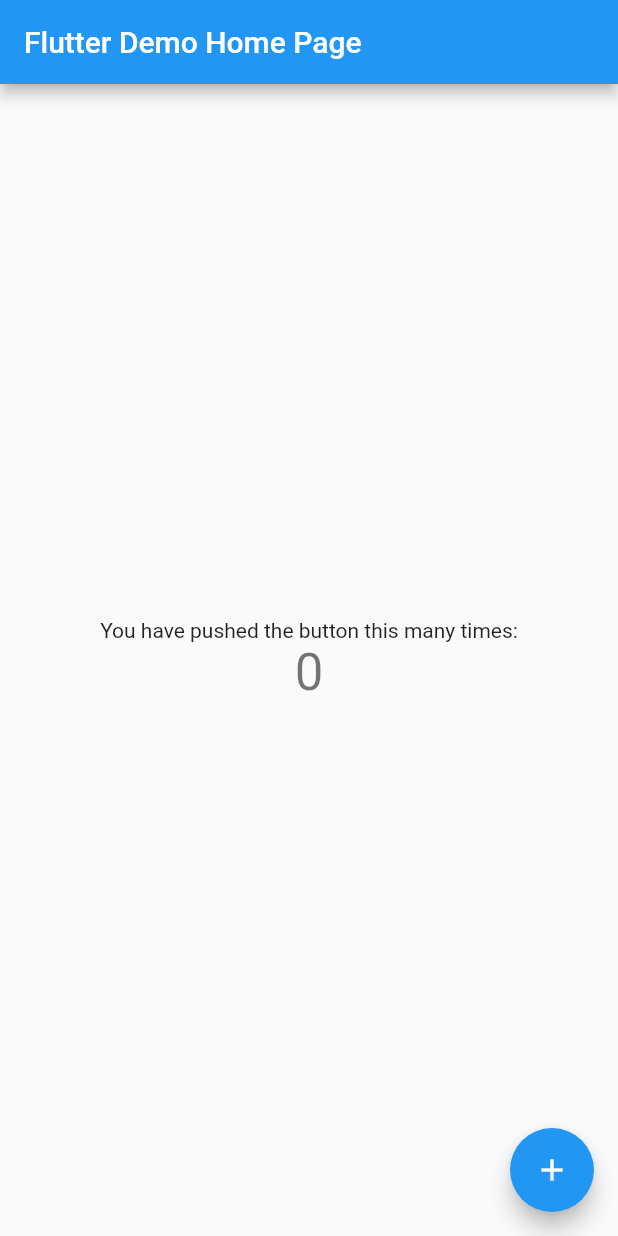
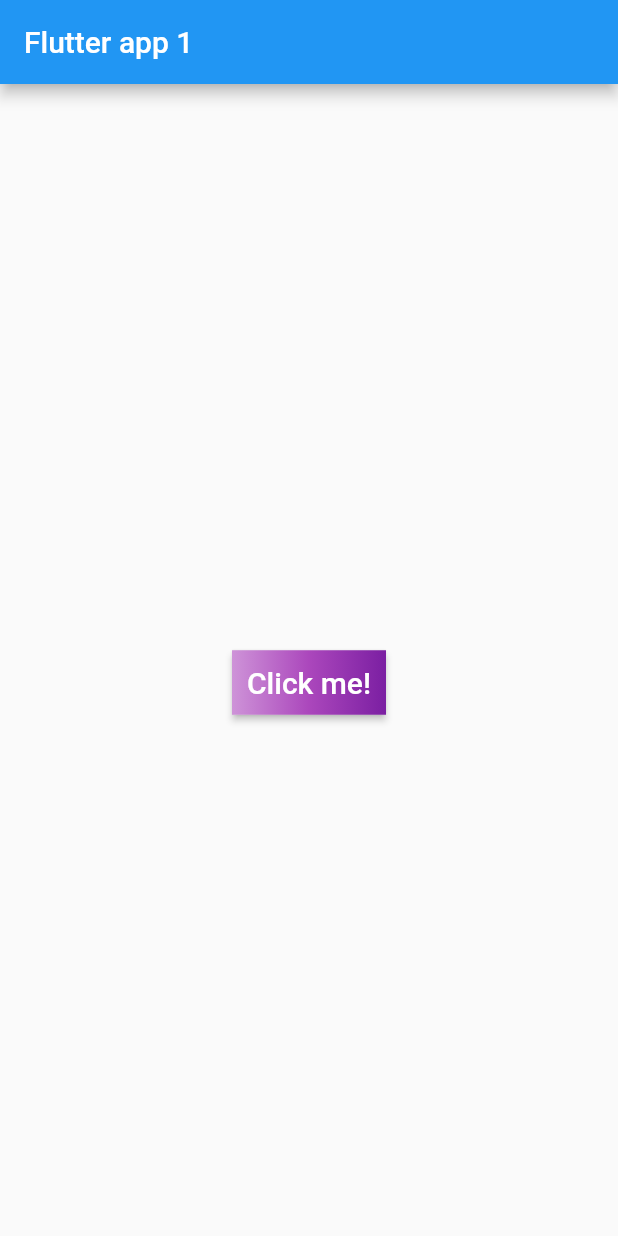
Before and after one commit to Papad-404/flutter1, a Flutter app: the screen it shows after launch, on a phone screen of 412 x 824 dp. Run offline on Flutter 3.47's test engine with Material 2 defaults, Android fonts, the phone set to English and light mode, and no system bars.

Commit message:
coba button

```diff
--- a/flutter1/lib/main.dart
+++ b/flutter1/lib/main.dart
@@ -9,109 +9,49 @@ class MyApp extends StatelessWidget {
   @override
   Widget build(BuildContext context) {
     return MaterialApp(
-      title: 'Flutter Demo',
-      theme: ThemeData(
-        // This is the theme of your application.
-        //
-        // Try running your application with "flutter run". You'll see the
-        // application has a blue toolbar. Then, without quitting the app, try
-        // changing the primarySwatch below to Colors.green and then invoke
-        // "hot reload" (press "r" in the console where you ran "flutter run",
-        // or simply save your changes to "hot reload" in a Flutter IDE).
-        // Notice that the counter didn't reset back to zero; the application
-        // is not restarted.
-        primarySwatch: Colors.blue,
-        // This makes the visual density adapt to the platform that you run
-        // the app on. For desktop platforms, the controls will be smaller and
-        // closer together (more dense) than on mobile platforms.
-        visualDensity: VisualDensity.adaptivePlatformDensity,
+        title: 'Flutter Demo',
+        theme: ThemeData(
+          primarySwatch: Colors.blue,
+          visualDensity: VisualDensity.adaptivePlatformDensity,
+        ),
+        home: Scaffold(
+          appBar: AppBar(title: const Text('Flutter app 1')),
+          body: MystatelessWidget(
+            key: key,
+          ),
+        ));
+  }
+}
+
+class MystatelessWidget extends StatelessWidget {
+  MystatelessWidget({Key key}) : super(key: key);
+
+  @override
+  Widget build(BuildContext context) {
+    return Center(
+      child: Column(
+        mainAxisSize: MainAxisSize.min,
+        children: <Widget>[
+          const SizedBox(height: 30),
+          RaisedButton(
+            onPressed: () {},
+            textColor: Colors.white,
+            padding: const EdgeInsets.all(0.0),
+            child: Container(
+                decoration: const BoxDecoration(
+                  gradient: LinearGradient(
+                    colors: <Color>[
+                      Color(0xFFCE93D8),
+                      Color(0xFFAB47BC),
+                      Color(0xFF7B1FA2),
+                    ],
+                  ),
+                ),
+                padding: const EdgeInsets.all(10.0),
+                child: const Text('Click me!', style: TextStyle(fontSize: 20))),
+          )
+        ],
       ),
-      home: MyHomePage(title: 'Flutter Demo Home Page'),
     );
   }
 }
-
-class MyHomePage extends StatefulWidget {
-  MyHomePage({Key key, this.title}) : super(key: key);
-
-  // This widget is the home page of your application. It is stateful, meaning
-  // that it has a State object (defined below) that contains fields that affect
-  // how it looks.
-
-  // This class is the configuration for the state. It holds the values (in this
-  // case the title) provided by the parent (in this case the App widget) and
-  // used by the build method of the State. Fields in a Widget subclass are
-  // always marked "final".
-
-  final String title;
-
-  @override
-  _MyHomePageState createState() => _MyHomePageState();
-}
-
-class _MyHomePageState extends State<MyHomePage> {
-  int _counter = 0;
-
-  void _incrementCounter() {
-    setState(() {
-      // This call to setState tells the Flutter framework that something has
-      // changed in this State, which causes it to rerun the build method below
-      // so that the display can reflect the updated values. If we changed
-      // _counter without calling setState(), then the build method would not be
-      // called again, and so nothing would appear to happen.
-      _counter++;
-    });
-  }
-
-  @override
-  Widget build(BuildContext context) {
-    // This method is rerun every time setState is called, for instance as done
-    // by the _incrementCounter method above.
-    //
-    // The Flutter framework has been optimized to make rerunning build methods
-    // fast, so that you can just rebuild anything that needs updating rather
-    // than having to individually change instances of widgets.
-    return Scaffold(
-      appBar: AppBar(
-        // Here we take the value from the MyHomePage object that was created by
-        // the App.build method, and use it to set our appbar title.
-        title: Text(widget.title),
-      ),
-      body: Center(
-        // Center is a layout widget. It takes a single child and positions it
-        // in the middle of the parent.
-        child: Column(
-          // Column is also a layout widget. It takes a list of children and
-          // arranges them vertically. By default, it sizes itself to fit its
-          // children horizontally, and tries to be as tall as its parent.
-          //
-          // Invoke "debug painting" (press "p" in the console, choose the
-          // "Toggle Debug Paint" action from the Flutter Inspector in Android
-          // Studio, or the "Toggle Debug Paint" command in Visual Studio Code)
-          // to see the wireframe for each widget.
-          //
-          // Column has various properties to control how it sizes itself and
-          // how it positions its children. Here we use mainAxisAlignment to
-          // center the children vertically; the main axis here is the vertical
-          // axis because Columns are vertical (the cross axis would be
-          // horizontal).
-          mainAxisAlignment: MainAxisAlignment.center,
-          children: <Widget>[
-            Text(
-              'You have pushed the button this many times:',
-            ),
-            Text(
-              '$_counter',
-              style: Theme.of(context).textTheme.headline4,
-            ),
-          ],
-        ),
-      ),
-      floatingActionButton: FloatingActionButton(
-        onPressed: _incrementCounter,
-        tooltip: 'Increment',
-        child: Icon(Icons.add),
-      ), // This trailing comma makes auto-formatting nicer for build methods.
-    );
-  }
-}
```
Also changed, not shown: 1 other file.
